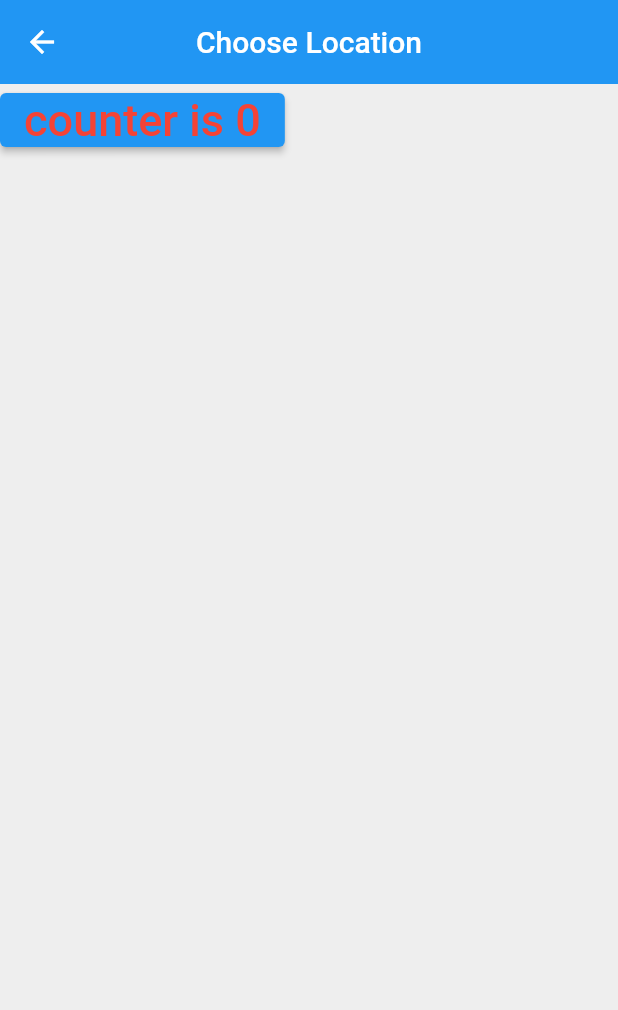
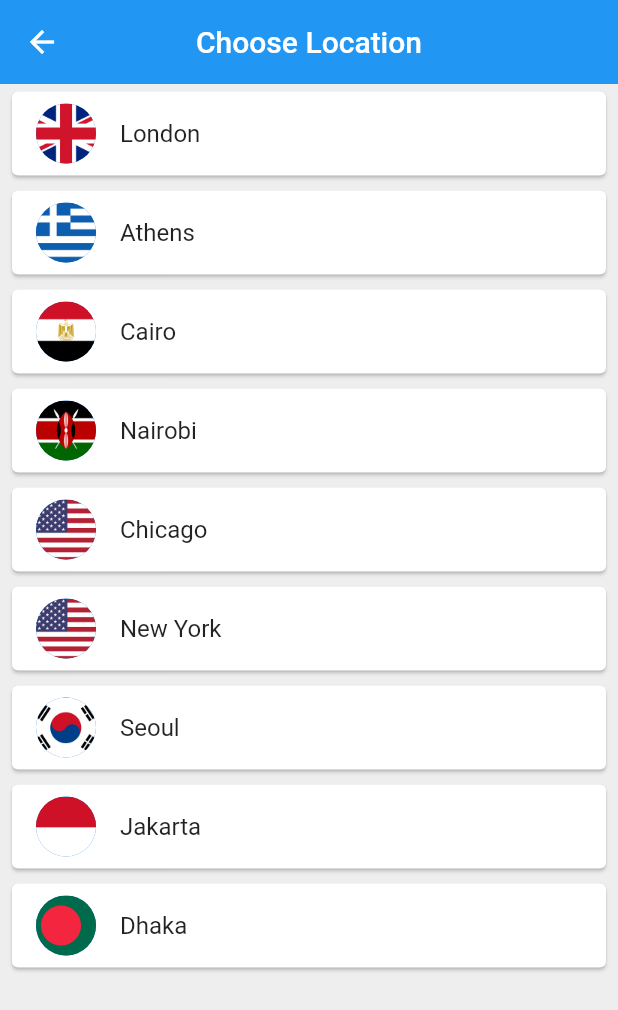
Before and after one commit to mahmudulislam299/flutter_net_ninja_app, a Flutter app: the ChooseLocation screen opened by its route, on a phone screen of 412 x 824 dp. Shown: the top 1010 px of the screen. Run offline on Flutter 3.47's test engine with Material 2 defaults, Android fonts, the phone set to English and light mode, and no system bars; our stand-ins replace flutter_spinkit; network calls fail; statements that could not run were skipped.

Commit message:
list view builder

```diff
--- a/lib/pages/choose_location.dart
+++ b/lib/pages/choose_location.dart
@@ -1,4 +1,5 @@
 import 'package:flutter/material.dart';
+import 'package:net_ninja_app/services/world_time.dart';
 
 class ChooseLocation extends StatefulWidget {
   @override
@@ -6,6 +7,18 @@
 }
 
 class _ChooseLocationState extends State<ChooseLocation> {
+  List<WorldTime> locations = [
+    WorldTime(url: 'Europe/London', location: 'London', flag: 'uk.png'),
+    WorldTime(url: 'Europe/Berlin', location: 'Athens', flag: 'greece.png'),
+    WorldTime(url: 'Africa/Cairo', location: 'Cairo', flag: 'egypt.png'),
+    WorldTime(url: 'Africa/Nairobi', location: 'Nairobi', flag: 'kenya.png'),
+    WorldTime(url: 'America/Chicago', location: 'Chicago', flag: 'usa.png'),
+    WorldTime(url: 'America/New_York', location: 'New York', flag: 'usa.png'),
+    WorldTime(url: 'Asia/Seoul', location: 'Seoul', flag: 'south_korea.png'),
+    WorldTime(url: 'Asia/Jakarta', location: 'Jakarta', flag: 'indonesia.png'),
+    WorldTime(url: 'Asia/Dhaka', location: 'Dhaka', flag: 'bangladesh.png'),
+  ];
+
   int counter = 0;
 
   void getData() async {
@@ -48,19 +61,25 @@
           centerTitle: true,
           elevation: 0,
         ),
-      body: SafeArea(
-          child: ElevatedButton(
-        onPressed: () {
-          setState(() {
-            counter++;
-          });
+        body: ListView.builder(
+          itemCount: locations.length,
+          itemBuilder: (context, index) {
+            return Padding(
+              padding: const EdgeInsets.symmetric(vertical: 1, horizontal: 4),
+              child: Card(
+                child: ListTile(
+                  onTap: () {
+                    print(locations[index].location);
                   },
-        child: Text('counter is $counter',
-            style: const TextStyle(
-              color: Colors.red,
-              fontSize: 30,
-            )),
-      )),
+                  title: Text(locations[index].location),
+                  leading: CircleAvatar(
+                    backgroundImage:
+                        AssetImage('assets/${locations[index].flag}'),
+                  ),
+                ),
+              ),
             );
+          },
+        ));
   }
 }
```
Also changed, not shown: assets/bangladesh.png (added), assets/egypt.png (added), assets/germany.png (added), assets/greece.png (added), assets/indonesia.png (added), assets/kenya.png (added), assets/south_korea.png (added), assets/uk.png (added), assets/usa.png (added). Lines whose indentation alone changed are shown as unchanged.
